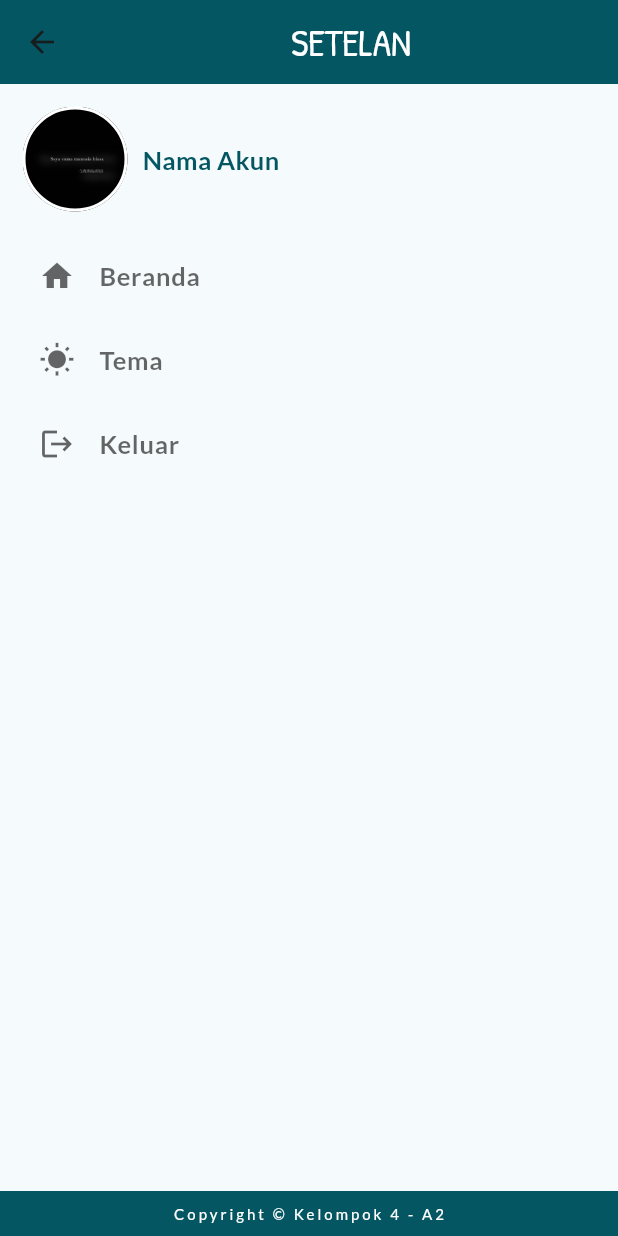
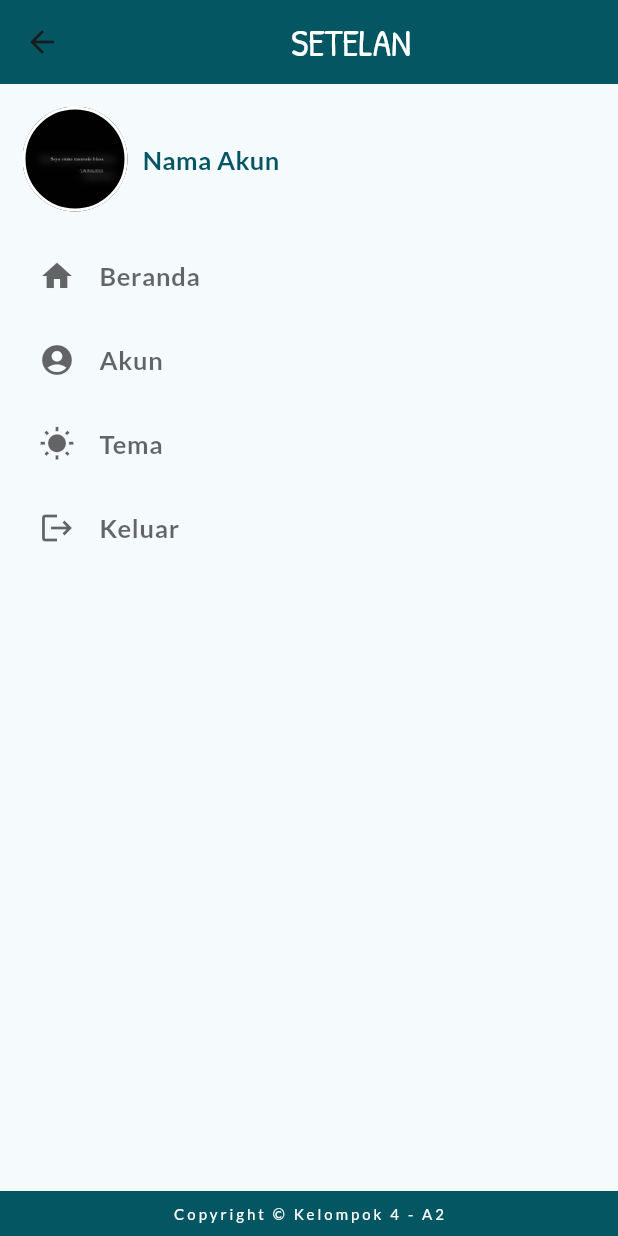
Before and after one commit to fian3021/PA_PEMO, a Flutter app: the setelan screen opened directly, on a phone screen of 412 x 824 dp. Run offline on Flutter 3.47's test engine with Material 3 defaults, Android fonts, the phone set to English and light mode, and no system bars; our stand-ins replace cloud_firestore, firebase_auth, firebase_core, google_fonts, introduction_screen; accounts and stored records are empty.

Commit message:
update setelan,dart

```diff
--- a/bantu_bersama/lib/screen/setelan.dart
+++ b/bantu_bersama/lib/screen/setelan.dart
@@ -80,6 +80,25 @@ class setelan extends StatelessWidget {
           Padding(
             padding: const EdgeInsets.only(left: 10),
             child: ListTile(
+              leading:
+                  const Icon(Icons.account_circle_rounded, color: Color.fromARGB(153, 0, 0, 0)),
+              title: const Text('Akun',
+                  style: TextStyle(color: Color.fromARGB(153, 0, 0, 0))),
+              onTap: () {
+                Navigator.push(
+                  context,
+                  MaterialPageRoute(
+                    builder: (context) {
+                      return HomePage();    // ganti aj nnti ini
+                    },
+                  ),
+                );
+              },
+            ),
+          ),
+          Padding(
+            padding: const EdgeInsets.only(left: 10),
+            child: ListTile(
               leading: const Icon(Icons.wb_sunny_sharp,
                   color: Color.fromARGB(153, 0, 0, 0)),
               title: const Text('Tema',
```
